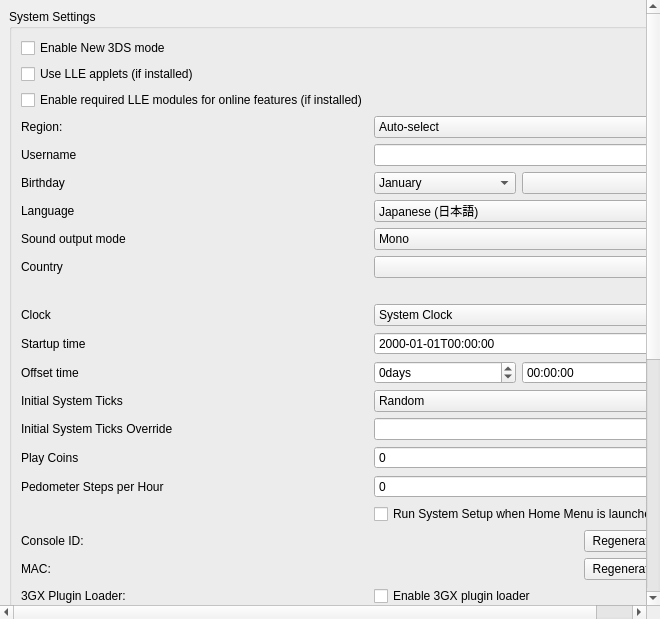
Above: src/citra_qt/configuration/configure_system.ui from openpak/azahar before the change. Below: the same form after it.
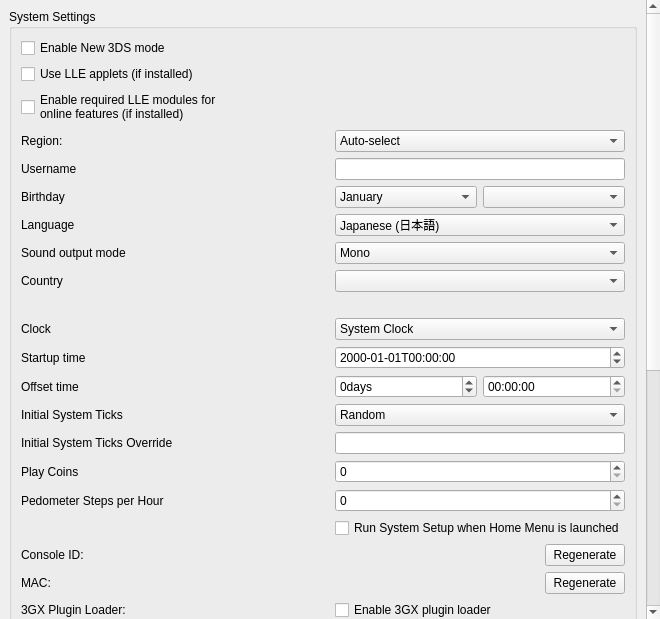
That is the form after the change.

Commit message: qt: Break online LLE module checkbox text over two lines

What changed in the file:
```diff
--- a/src/citra_qt/configuration/configure_system.ui
+++ b/src/citra_qt/configuration/configure_system.ui
@@ -81,7 +81,8 @@
             <item row="2" column="0">
              <widget class="QCheckBox" name="enable_required_online_lle_modules">
               <property name="text">
-               <string>Enable required LLE modules for online features (if installed)</string>
+               <string>Enable required LLE modules for
+online features (if installed)</string>
               </property>
               <property name="toolTip">
                <string>Enables the LLE modules needed for online multiplayer, eShop access, etc.</string>
```
